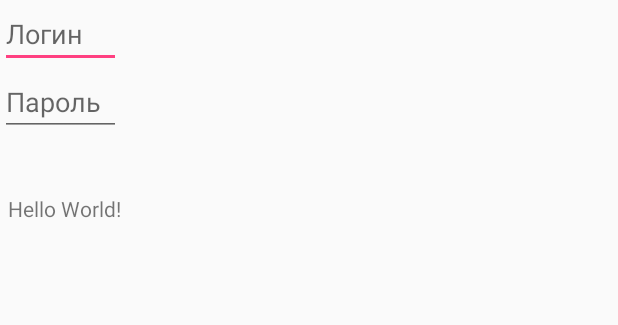
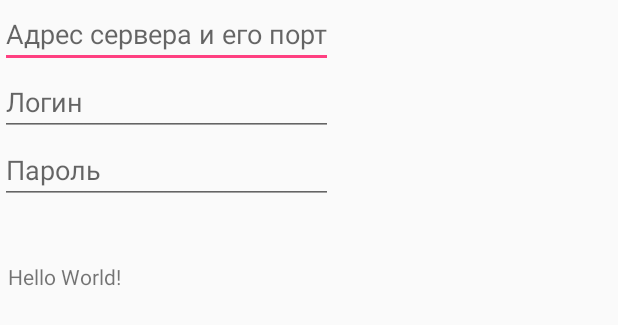
Before and after one commit to StudenetskiyA/TwilightClient2, an Android app: the layout content_main.xml on its own in the app's theme, with its tools: preview values and no code run, on a phone screen of 412 x 824 dp. Shown: the top 325 px of the screen. Run offline under Robolectric (Android 15) with nearby library versions, the phone set to English and light mode, and no system bars.

Commit message:
Achievements. Field for server address.

```diff
--- a/app/src/main/java/com/shi/dayre/twilightclient2/User.kt
+++ b/app/src/main/java/com/shi/dayre/twilightclient2/User.kt
@@ -14,6 +14,7 @@
         var locationNet: Location? = null,
         var login: String? = null,
         var password: String? = null,
+        var server:String = DEFAULT_SERVER,
         var logined:Boolean = false,
         var justLogined:Boolean=true,
         var zoneText:String = "free_zone",
--- a/app/src/main/res/layout/content_main.xml
+++ b/app/src/main/res/layout/content_main.xml
@@ -14,6 +14,12 @@
         android:gravity="top|left"
         android:orientation="vertical">
 
+        <EditText
+            android:layout_width="fill_parent"
+            android:layout_height="wrap_content"
+            android:id="@+id/newServer"
+            android:singleLine="true"
+            android:hint="@string/new_server"/>
         <EditText
             android:layout_width="fill_parent"
             android:layout_height="wrap_content"
--- a/app/src/main/res/values/strings.xml
+++ b/app/src/main/res/values/strings.xml
@@ -6,4 +6,5 @@
     <string name="new_login">Логин</string>
     <string name="new_password">Пароль</string>
     <string name="enterToNewZone">Вы вошли в новую зону.</string>
+    <string name="new_server">Адрес сервера и его порт</string>
 </resources>
```
Also changed, not shown: app/src/main/java/com/shi/dayre/twilightclient2/MainActivity.kt (+15 -7 lines), app/src/main/java/com/shi/dayre/twilightclient2/WebSocket.kt (+3 -4 lines).
